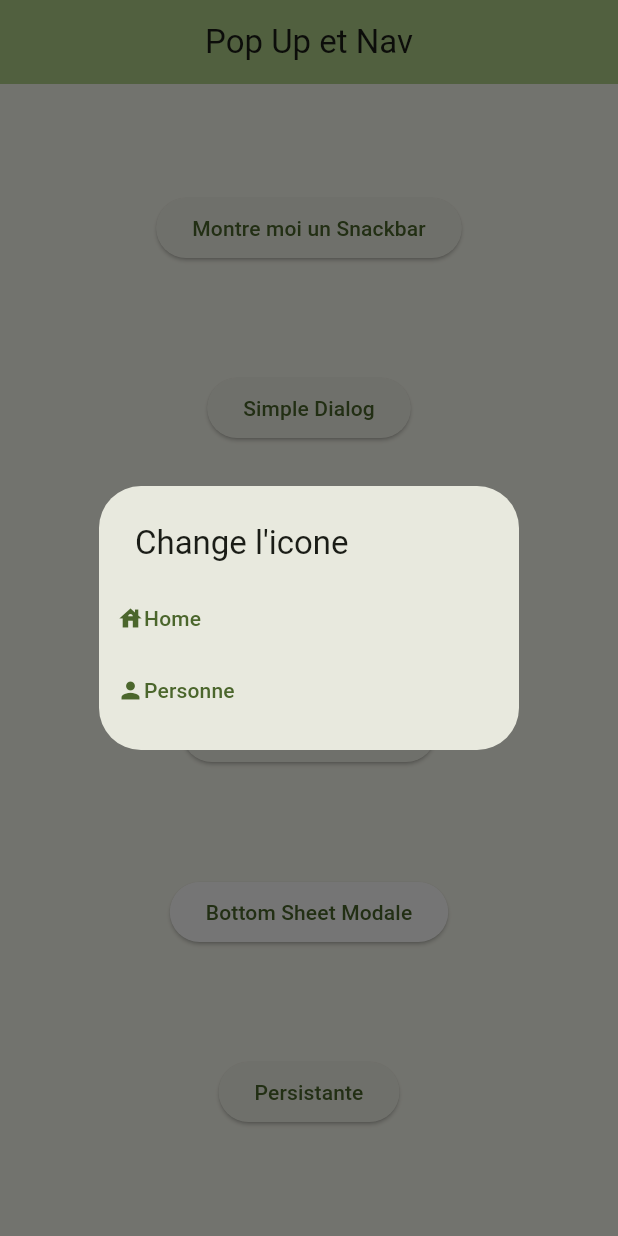
After one commit to KifK2f/pop_up_et_nav, a Flutter app: the screen it shows after launch, after a tap on "Simple Dialog", on a phone screen of 412 x 824 dp. The commit adds this screen. Run offline on Flutter 3.47's test engine with Material 3 defaults, Android fonts, the phone set to English and light mode, and no system bars.

Commit message:
BottomSheet Ok

```diff
--- /dev/null
+++ b/lib/BottomSheet/body.dart
@@ -0,0 +1,148 @@
+import 'package:flutter/material.dart';
+
+class Body extends StatefulWidget {
+  const Body({super.key});
+
+  @override
+  State<Body> createState() {
+    return _BodyState();
+  }
+
+}
+
+class _BodyState extends State<Body> {
+
+  IconData _iconData =  Icons.person;
+  Color _color = Colors.white;
+  int _count = 0;
+
+  void _showSnackBar(){
+    SnackBar snackBar = SnackBar( //SnackBar permet de dire par exemple à l'utilisateur qu'il est connecté ou déconnecrté
+      content: const Text("Nous avons montré une SnackBar"),
+      backgroundColor: Theme.of(context).colorScheme.inversePrimary,
+      elevation: 5,
+      margin: const EdgeInsets.all(8),
+      behavior: SnackBarBehavior.floating, //On mets ceci pour permttre le margin
+      showCloseIcon: true, //Avoir l'icon e de la croix pour fermer la snackbar
+      duration: const Duration(seconds: 8), //Duré de l'afichage du SnackBar
+    );
+    ScaffoldMessenger.of(context).showSnackBar(snackBar);
+  }
+
+  void _simpleDialog(){
+    showDialog(
+        context: context,
+        builder: (BuildContext context) { //Builder va être une fonction qui va nous ramener un buil context
+          return SimpleDialog(
+            title: const Text("Change l'icone"),
+            children: [
+              _dialogButton(text: "Home", iconData: Icons.house),
+              _dialogButton(text: "Personne", iconData: Icons.person)
+            ],
+          );
+        }
+    );
+  }
+
+  void _alertDialog(){
+    showDialog(context: context,
+        barrierDismissible: false, //Pour ne pas fermer le diaog lors d'un appui hors du cadre du dialog
+        builder: (BuildContext context){
+          return AlertDialog(
+            title: const Text("Incrémentation"),
+            content: const Text("Etes vous sûr de vouloir incrémenter"),
+            actions: [
+              TextButton(onPressed: (){
+                Navigator.pop(context);
+              }, child: const Text("Annuler")),
+              TextButton(onPressed: (){
+                setState(() {
+                  _count++;
+                });
+                Navigator.pop(context);
+              }, child: const Text("Ok")),
+
+            ],
+          );
+        }
+    );
+  }
+
+
+  TextButton _dialogButton({required String text, required IconData iconData }){
+    return TextButton(
+        onPressed: (){
+          setState(() {
+            _iconData = iconData;
+            Navigator.pop(context);// Fermer la SimpleDialog juste après appui sur Home ou Personne
+          });
+        },
+        child: Row(
+          children: [
+            Icon(iconData),
+            Text(text),
+          ],
+        )
+    );
+  }
+
+  TextButton bottomSheetButton({required String colorString, required Color color}){
+    return TextButton(onPressed: (){
+      setState(() {
+        Navigator.pop(context);
+        _color = color;
+      });
+    }, child: Text(colorString));
+  }
+
+  Column bottom(){
+    return Column(
+      children: [
+        const Text("Changer la couleur du bouton"),
+        const Divider(),
+        bottomSheetButton(colorString: "Rouge", color: Colors.red),
+        bottomSheetButton(colorString: "Vert", color: Colors.green),
+        bottomSheetButton(colorString: "Blanc", color: Colors.white)
+      ],
+    );
+  }
+
+
+
+
+  @override
+  Widget build(BuildContext context) {
+    return Center(
+      child: Column(
+        mainAxisAlignment: MainAxisAlignment.spaceEvenly,
+        children: [
+          ElevatedButton(onPressed: _showSnackBar, child: const Text("Montre moi un Snackbar")),
+          ElevatedButton(onPressed: _simpleDialog, child: const Text("Simple Dialog")),
+          Icon(_iconData, color: Theme.of(context).colorScheme.primary,),
+          ElevatedButton(onPressed: _alertDialog, child: Text("J'ai confirmé $_count fois")),
+          ElevatedButton(
+              style: ElevatedButton.styleFrom(
+                  backgroundColor: _color
+              ),
+              onPressed: (){
+                showModalBottomSheet(context: context,
+                    builder: (BuildContext context){
+                      return Container(
+                        height: 200,
+                        width: MediaQuery.of(context).size.width,
+                        child: bottom(),
+                      );
+                    }
+                );
+              }, child: const Text("Bottom Sheet Modale")),
+
+          ElevatedButton(onPressed: (){
+            Scaffold.of(context).showBottomSheet((BuildContext context){
+              return bottom();
+            });
+          }, child: const Text("Persistante"))
+        ],
+      ),
+    );
+  }
+}
--- /dev/null
+++ b/lib/BottomSheet/home.dart
@@ -0,0 +1,19 @@
+import 'package:flutter/material.dart';
+import 'package:pop_up_et_nav/body.dart';
+
+class HomePage extends StatelessWidget {
+  const HomePage({super.key});
+
+
+  @override
+  Widget build(BuildContext context) {
+    return Scaffold(
+      appBar: AppBar(
+        title: const Text("Pop Up et Nav"),
+        centerTitle: true,
+        backgroundColor: Theme.of(context).colorScheme.inversePrimary,
+      ),
+      body: const Body()
+    );
+  }
+}
--- /dev/null
+++ b/lib/BottomSheet/main.dart
@@ -0,0 +1,22 @@
+import 'package:flutter/material.dart';
+import 'package:pop_up_et_nav/home.dart';
+
+void main() {
+  runApp(const MyApp());
+}
+
+class MyApp extends StatelessWidget {
+  const MyApp({super.key});
+
+  @override
+  Widget build(BuildContext context) {
+    return MaterialApp(
+      debugShowCheckedModeBanner: false,
+      title: 'Flutter Demo',
+      theme: ThemeData(
+        colorScheme: .fromSeed(seedColor: Colors.lightGreen),
+      ),
+      home: const HomePage(),
+    );
+  }
+}
--- /dev/null
+++ b/lib/body.dart
@@ -0,0 +1,148 @@
+import 'package:flutter/material.dart';
+
+class Body extends StatefulWidget {
+  const Body({super.key});
+
+  @override
+  State<Body> createState() {
+    return _BodyState();
+  }
+
+}
+
+class _BodyState extends State<Body> {
+
+  IconData _iconData =  Icons.person;
+  Color _color = Colors.white;
+  int _count = 0;
+
+  void _showSnackBar(){
+    SnackBar snackBar = SnackBar( //SnackBar permet de dire par exemple à l'utilisateur qu'il est connecté ou déconnecrté
+      content: const Text("Nous avons montré une SnackBar"),
+      backgroundColor: Theme.of(context).colorScheme.inversePrimary,
+      elevation: 5,
+      margin: const EdgeInsets.all(8),
+      behavior: SnackBarBehavior.floating, //On mets ceci pour permttre le margin
+      showCloseIcon: true, //Avoir l'icon e de la croix pour fermer la snackbar
+      duration: const Duration(seconds: 8), //Duré de l'afichage du SnackBar
+    );
+    ScaffoldMessenger.of(context).showSnackBar(snackBar);
+  }
+
+  void _simpleDialog(){
+    showDialog(
+        context: context,
+        builder: (BuildContext context) { //Builder va être une fonction qui va nous ramener un buil context
+          return SimpleDialog(
+            title: const Text("Change l'icone"),
+            children: [
+              _dialogButton(text: "Home", iconData: Icons.house),
+              _dialogButton(text: "Personne", iconData: Icons.person)
+            ],
+          );
+        }
+    );
+  }
+
+  void _alertDialog(){
+    showDialog(context: context,
+        barrierDismissible: false, //Pour ne pas fermer le diaog lors d'un appui hors du cadre du dialog
+        builder: (BuildContext context){
+          return AlertDialog(
+            title: const Text("Incrémentation"),
+            content: const Text("Etes vous sûr de vouloir incrémenter"),
+            actions: [
+              TextButton(onPressed: (){
+                Navigator.pop(context);
+              }, child: const Text("Annuler")),
+              TextButton(onPressed: (){
+                setState(() {
+                  _count++;
+                });
+                Navigator.pop(context);
+              }, child: const Text("Ok")),
+
+            ],
+          );
+        }
+    );
+  }
+
+
+  TextButton _dialogButton({required String text, required IconData iconData }){
+    return TextButton(
+        onPressed: (){
+          setState(() {
+            _iconData = iconData;
+            Navigator.pop(context);// Fermer la SimpleDialog juste après appui sur Home ou Personne
+          });
+        },
+        child: Row(
+          children: [
+            Icon(iconData),
+            Text(text),
+          ],
+        )
+    );
+  }
+
+  TextButton bottomSheetButton({required String colorString, required Color color}){
+    return TextButton(onPressed: (){
+      setState(() {
+        Navigator.pop(context);
+        _color = color;
+      });
+    }, child: Text(colorString));
+  }
+
+  Column bottom(){
+    return Column(
+      children: [
+        const Text("Changer la couleur du bouton"),
+        const Divider(),
+        bottomSheetButton(colorString: "Rouge", color: Colors.red),
+        bottomSheetButton(colorString: "Vert", color: Colors.green),
+        bottomSheetButton(colorString: "Blanc", color: Colors.white)
+      ],
+    );
+  }
+
+
+
+
+  @override
+  Widget build(BuildContext context) {
+    return Center(
+      child: Column(
+        mainAxisAlignment: MainAxisAlignment.spaceEvenly,
+        children: [
+          ElevatedButton(onPressed: _showSnackBar, child: const Text("Montre moi un Snackbar")),
+          ElevatedButton(onPressed: _simpleDialog, child: const Text("Simple Dialog")),
+          Icon(_iconData, color: Theme.of(context).colorScheme.primary,),
+          ElevatedButton(onPressed: _alertDialog, child: Text("J'ai confirmé $_count fois")),
+          ElevatedButton(
+              style: ElevatedButton.styleFrom(
+                  backgroundColor: _color
+              ),
+              onPressed: (){
+                showModalBottomSheet(context: context,
+                    builder: (BuildContext context){
+                      return Container(
+                        height: 200,
+                        width: MediaQuery.of(context).size.width,
+                        child: bottom(),
+                      );
+                    }
+                );
+              }, child: const Text("Bottom Sheet Modale")),
+
+          ElevatedButton(onPressed: (){
+            Scaffold.of(context).showBottomSheet((BuildContext context){
+              return bottom();
+            });
+          }, child: const Text("Persistante"))
+        ],
+      ),
+    );
+  }
+}
```
Also changed, not shown: lib/home.dart (+3 -95 lines), 1 other file.
